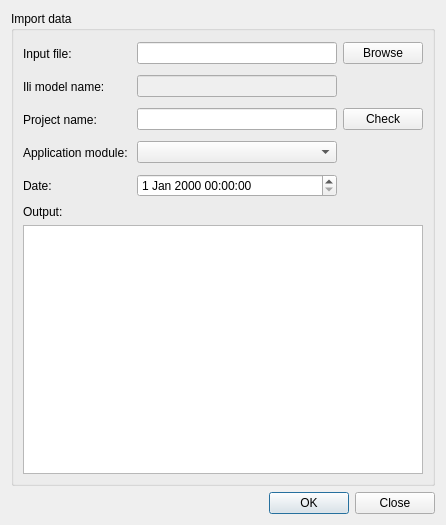
Before: the Qt Designer form base/file/Ui_importproject.ui in edigonzales-archiv/qcadastre, drawn with Qt 5.
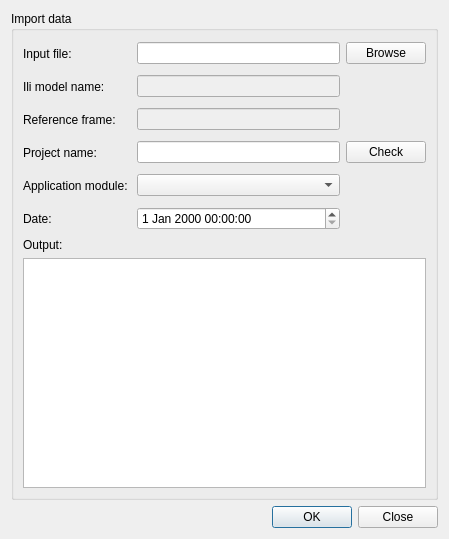
After: the same form once the commit is applied.

Patch:
```diff
--- a/base/file/Ui_importproject.ui
+++ b/base/file/Ui_importproject.ui
@@ -6,8 +6,8 @@
    <rect>
     <x>0</x>
     <y>0</y>
-    <width>446</width>
-    <height>525</height>
+    <width>449</width>
+    <height>539</height>
    </rect>
   </property>
   <property name="windowTitle">
@@ -22,7 +22,7 @@
      <layout class="QGridLayout" name="gridLayout_2">
       <item row="0" column="0">
        <layout class="QGridLayout" name="gridLayout_4">
-        <item row="0" column="1">
+        <item row="0" column="2">
          <widget class="QLineEdit" name="lineEditInputFile"/>
         </item>
         <item row="0" column="0">
@@ -38,14 +38,14 @@
           </property>
          </widget>
         </item>
-        <item row="0" column="2">
+        <item row="0" column="3">
          <widget class="QPushButton" name="btnBrowsInputFile">
           <property name="text">
            <string>Browse</string>
           </property>
          </widget>
         </item>
-        <item row="1" column="1">
+        <item row="1" column="2">
          <widget class="QLineEdit" name="lineEditIliModelName">
           <property name="enabled">
            <bool>false</bool>
@@ -68,7 +68,7 @@
           </property>
          </widget>
         </item>
-        <item row="2" column="0">
+        <item row="3" column="0">
          <widget class="QLabel" name="lblProjectName">
           <property name="minimumSize">
            <size>
@@ -81,21 +81,21 @@
           </property>
          </widget>
         </item>
-        <item row="2" column="1">
+        <item row="3" column="2">
          <widget class="QLineEdit" name="lineEditDbSchema">
           <property name="text">
            <string/>
           </property>
          </widget>
         </item>
-        <item row="3" column="1">
+        <item row="4" column="2">
          <widget class="QComboBox" name="cmbBoxAppModule">
           <property name="enabled">
            <bool>true</bool>
           </property>
          </widget>
         </item>
-        <item row="3" column="0">
+        <item row="4" column="0">
          <widget class="QLabel" name="label_6">
           <property name="minimumSize">
            <size>
@@ -108,7 +108,7 @@
           </property>
          </widget>
         </item>
-        <item row="2" column="2">
+        <item row="3" column="3">
          <widget class="QPushButton" name="btnProjectName">
           <property name="enabled">
            <bool>true</bool>
@@ -118,10 +118,10 @@
           </property>
          </widget>
         </item>
-        <item row="4" column="1">
+        <item row="5" column="2">
          <widget class="QDateTimeEdit" name="dateTimeEdit"/>
         </item>
-        <item row="4" column="0">
+        <item row="5" column="0">
          <widget class="QLabel" name="label_3">
           <property name="minimumSize">
            <size>
@@ -134,6 +134,26 @@
           </property>
          </widget>
         </item>
+        <item row="2" column="0">
+         <widget class="QLabel" name="label_5">
+          <property name="minimumSize">
+           <size>
+            <width>0</width>
+            <height>27</height>
+           </size>
+          </property>
+          <property name="text">
+           <string>Reference frame: </string>
+          </property>
+         </widget>
+        </item>
+        <item row="2" column="2">
+         <widget class="QLineEdit" name="lineEditRefFrame">
+          <property name="enabled">
+           <bool>false</bool>
+          </property>
+         </widget>
+        </item>
        </layout>
       </item>
       <item row="2" column="0">
```
